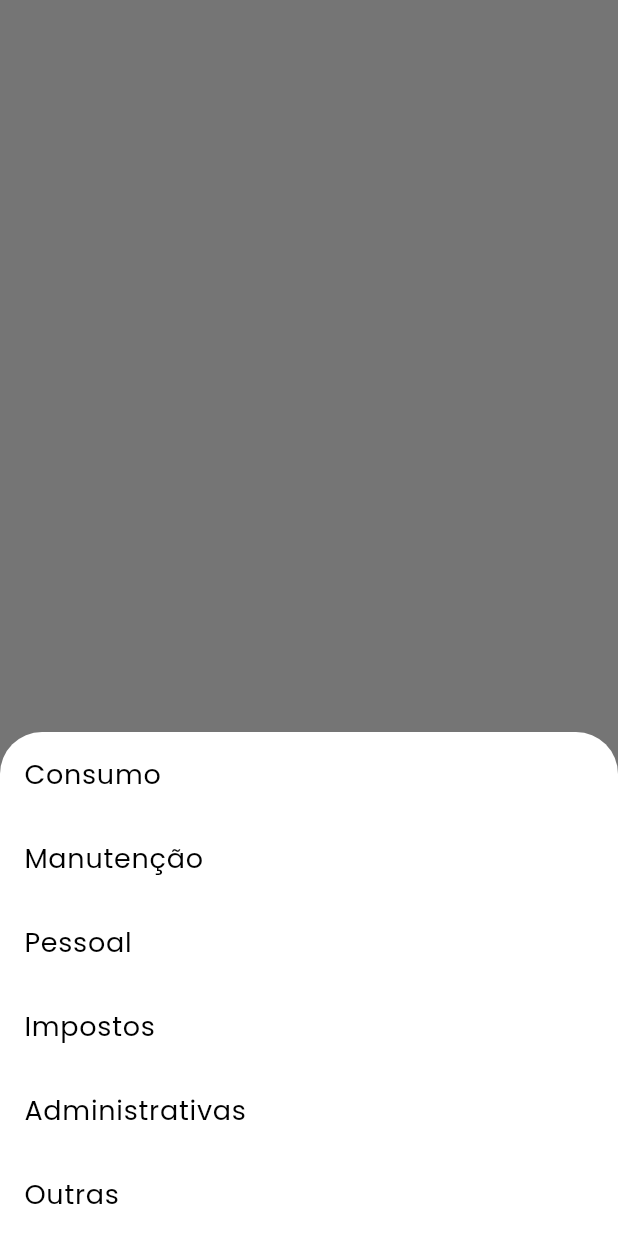
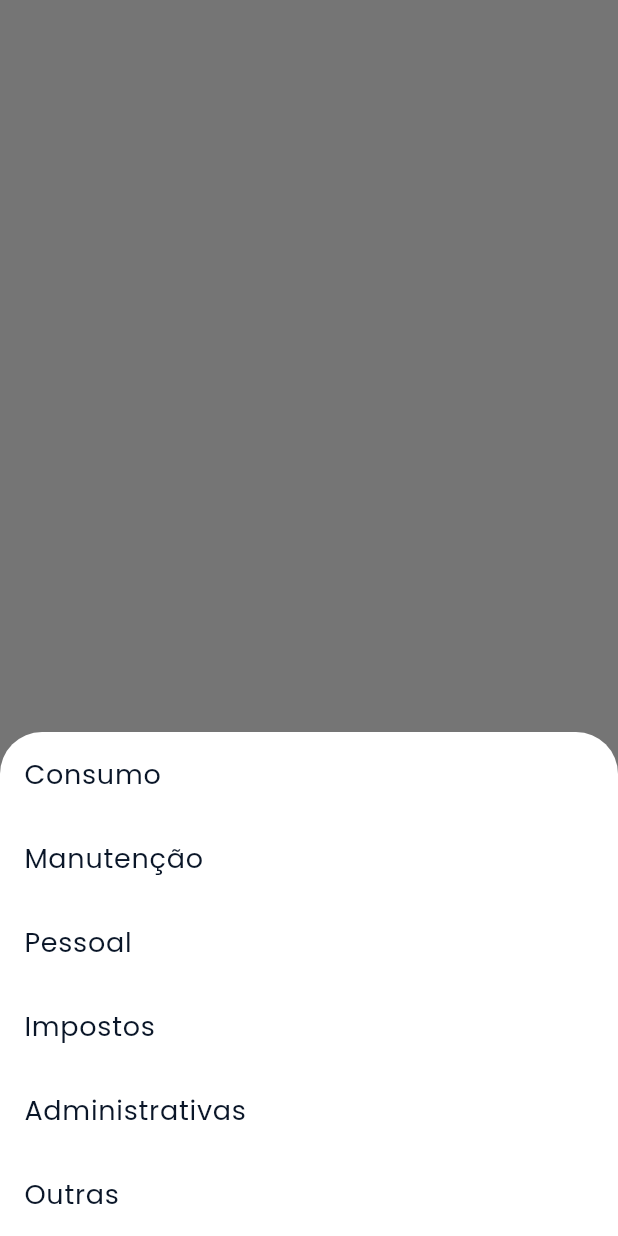
Before and after one commit to Viniciusvile/Click-Prestare, a Flutter app: what bottomSheetCategoriaFinanceiro() shows on an empty page, opened directly with empty values, on a phone screen of 412 x 824 dp. Run offline on Flutter 3.47's test engine with Material 3 defaults, Android fonts, the phone set to English and light mode, and no system bars; our stand-ins replace auto_size_text, currency_text_input_formatter, dotted_border, file_picker, firebase_core, firebase_messaging and 15 more; missing offline and left inert: easy_mask; accounts and stored records are empty; network calls fail.

Commit message:
fix: adjust colors of bottom sheets and fix resident credential email flow with existing users

```diff
--- a/click-cond-app/click-cond-app/lib/widgets/alerts/bottom_sheet_categoria_financeiro.dart
+++ b/click-cond-app/click-cond-app/lib/widgets/alerts/bottom_sheet_categoria_financeiro.dart
@@ -10,42 +10,42 @@ void bottomSheetCategoriaFinanceiro(context, onSelect){
             child: Wrap(children: <Widget>[
           ListTile(
             // leading: Icon(MdiIcons.phone, color: Theme.of(context).primaryColor, size: 28),
-            title: LabelDefault(title: getText('financeiro_categ_consumo'), size:18, color: Colors.black),
+            title: LabelDefault(title: getText('financeiro_categ_consumo'), size:18, color: Theme.of(context).textTheme.bodyLarge?.color ?? Colors.black),
             onTap: () {
               onSelect("Consumo");
             }
           ),
           ListTile(
             // leading: Icon(MdiIcons.whatsapp, color: Colors.green, size: 28),
-            title: LabelDefault(title: getText('financeiro_categ_manutencao'), size:18, color: Colors.black),
+            title: LabelDefault(title: getText('financeiro_categ_manutencao'), size:18, color: Theme.of(context).textTheme.bodyLarge?.color ?? Colors.black),
             onTap: () {
               onSelect("Manutenção");
             },
           ),
           ListTile(
             // leading: Icon(MdiIcons.messageOutline, color: Colors.amber, size: 28),
-            title: LabelDefault(title: getText('financeiro_categ_pessoal'), size:18, color: Colors.black),
+            title: LabelDefault(title: getText('financeiro_categ_pessoal'), size:18, color: Theme.of(context).textTheme.bodyLarge?.color ?? Colors.black),
             onTap: () {
               onSelect("Pessoal");
             },
           ),
           ListTile(
             // leading: Icon(MdiIcons.messageOutline, color: Colors.amber, size: 28),
-            title: LabelDefault(title: getText('financeiro_categ_impostos'), size:18, color: Colors.black),
+            title: LabelDefault(title: getText('financeiro_categ_impostos'), size:18, color: Theme.of(context).textTheme.bodyLarge?.color ?? Colors.black),
             onTap: () {
               onSelect("Impostos");
             },
           ),
           ListTile(
             // leading: Icon(MdiIcons.messageOutline, color: Colors.amber, size: 28),
-            title: LabelDefault(title: getText('financeiro_categ_adms'), size:18, color: Colors.black),
+            title: LabelDefault(title: getText('financeiro_categ_adms'), size:18, color: Theme.of(context).textTheme.bodyLarge?.color ?? Colors.black),
             onTap: () {
               onSelect("Administrativas");
             },
           ),
           ListTile(
             // leading: Icon(MdiIcons.messageOutline, color: Colors.amber, size: 28),
-            title: LabelDefault(title: getText('financeiro_categ_outras'), size:18, color: Colors.black),
+            title: LabelDefault(title: getText('financeiro_categ_outras'), size:18, color: Theme.of(context).textTheme.bodyLarge?.color ?? Colors.black),
             onTap: () {
               onSelect("Outras");
             },
--- a/click-cond-app/click-cond-app/lib/widgets/alerts/bottom_sheet_conta.dart
+++ b/click-cond-app/click-cond-app/lib/widgets/alerts/bottom_sheet_conta.dart
@@ -10,21 +10,21 @@ void bottomSheetConta(context, onSelect){
             child: Wrap(children: <Widget>[
           ListTile(
             // leading: Icon(MdiIcons.phone, color: Theme.of(context).primaryColor, size: 28),
-            title: LabelDefault(title: getText('financeiro_conta_corrente'), size:18, color: Colors.black),
+            title: LabelDefault(title: getText('financeiro_conta_corrente'), size:18, color: Theme.of(context).textTheme.bodyLarge?.color ?? Colors.black),
             onTap: () {
               onSelect("Conta corrente");
             }
           ),
           ListTile(
             // leading: Icon(MdiIcons.whatsapp, color: Colors.green, size: 28),
-            title: LabelDefault(title:  getText('financeiro_conta_poupanca'), size:18, color: Colors.black),
+            title: LabelDefault(title:  getText('financeiro_conta_poupanca'), size:18, color: Theme.of(context).textTheme.bodyLarge?.color ?? Colors.black),
             onTap: () {
               onSelect("Poupança");
             },
           ),
           ListTile(
             // leading: Icon(MdiIcons.messageOutline, color: Colors.amber, size: 28),
-            title: LabelDefault(title:  getText('financeiro_conta_outrae'), size:18, color: Colors.black),
+            title: LabelDefault(title:  getText('financeiro_conta_outrae'), size:18, color: Theme.of(context).textTheme.bodyLarge?.color ?? Colors.black),
             onTap: () {
               onSelect("Outra");
             },
```
Also changed, not shown: click-cond-app/click-cond-app/lib/widgets/alerts/bottom_sheet_pagamento.dart (+6 -6 lines), 3 other files.
